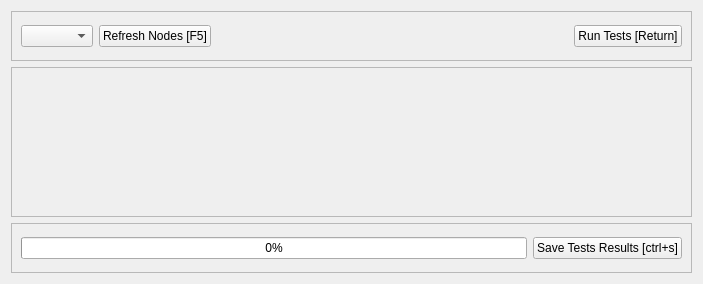
Above: sr_gui_self_test/uis/SrSelfTest.ui from shadow-robot/sr-visualization before the change. Below: the same form after it.
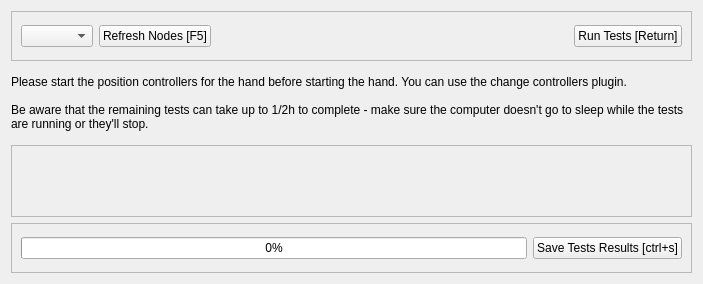
That is the form after the change.

Commit message: moving the notifications to the gui instead of the self test

The edit to the form file:
```diff
--- a/sr_gui_self_test/uis/SrSelfTest.ui
+++ b/sr_gui_self_test/uis/SrSelfTest.ui
@@ -71,6 +71,18 @@
      </layout>
     </widget>
    </item>
+   <item>
+    <widget class="QLabel" name="label">
+     <property name="text">
+      <string>Please start the position controllers for the hand before starting the hand. You can use the change controllers plugin.
+
+Be aware that the remaining tests can take up to 1/2h to complete - make sure the computer doesn't go to sleep while the tests are running or they'll stop.</string>
+     </property>
+     <property name="wordWrap">
+      <bool>true</bool>
+     </property>
+    </widget>
+   </item>
    <item>
     <widget class="QFrame" name="test_area">
      <property name="frameShape">
```
The commit also changes 1 other file.
